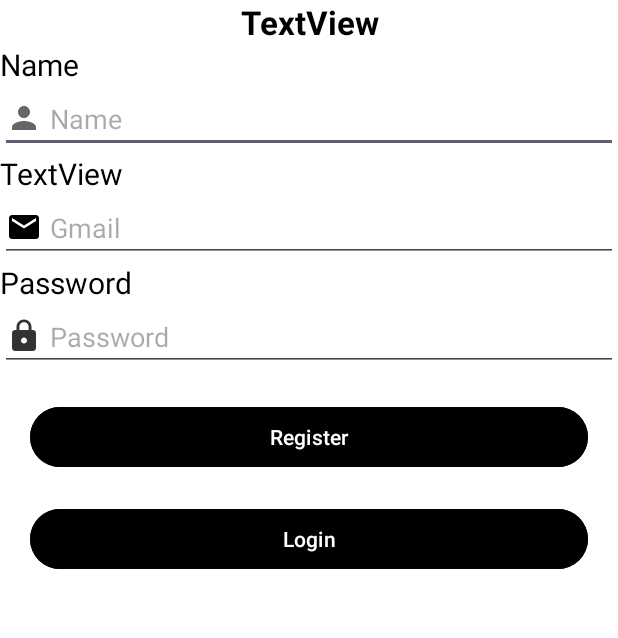
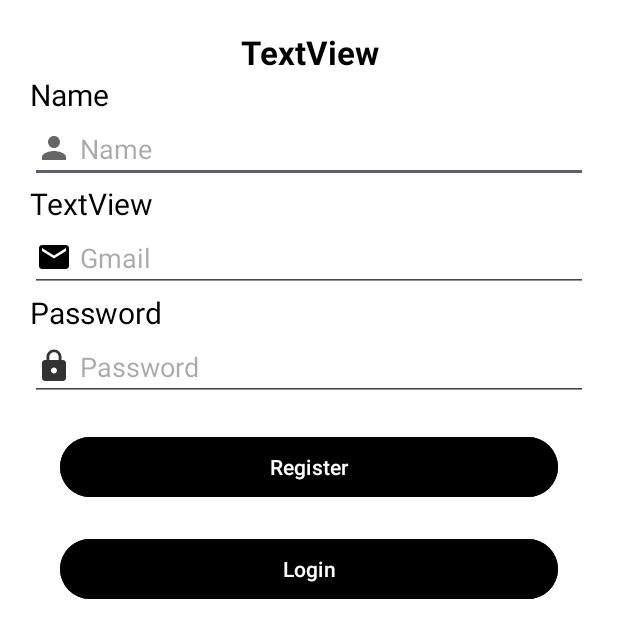
Before and after one commit to HanifBocil12/firebase_learn, an Android app: the layout activity_regis.xml on its own in the app's theme, with its tools: preview values and no code run, on a phone screen of 412 x 824 dp. Shown: the top 638 px of the screen. Run offline under Robolectric (Android 15) with nearby library versions, the phone set to English and light mode, and no system bars.

Commit message:
4/11/24 7:13

```diff
--- a/app/src/main/res/layout/activity_login.xml
+++ b/app/src/main/res/layout/activity_login.xml
@@ -7,6 +7,7 @@
     android:layout_height="match_parent"
     android:orientation="vertical"
     android:background="@color/white"
+    android:padding="20dp"
     tools:context=".Login">
 
     <TextView
--- a/app/src/main/res/layout/activity_main.xml
+++ b/app/src/main/res/layout/activity_main.xml
@@ -5,6 +5,7 @@
     android:id="@+id/main"
     android:layout_width="match_parent"
     android:layout_height="match_parent"
+    android:padding="20dp"
     tools:context=".MainActivity">
 
     <TextView
--- a/app/src/main/res/layout/activity_regis.xml
+++ b/app/src/main/res/layout/activity_regis.xml
@@ -6,6 +6,7 @@
     android:layout_width="match_parent"
     android:background="@color/white"
     android:layout_height="match_parent"
+    android:padding="20dp"
     tools:context=".Regis">
 
     <LinearLayout
```
